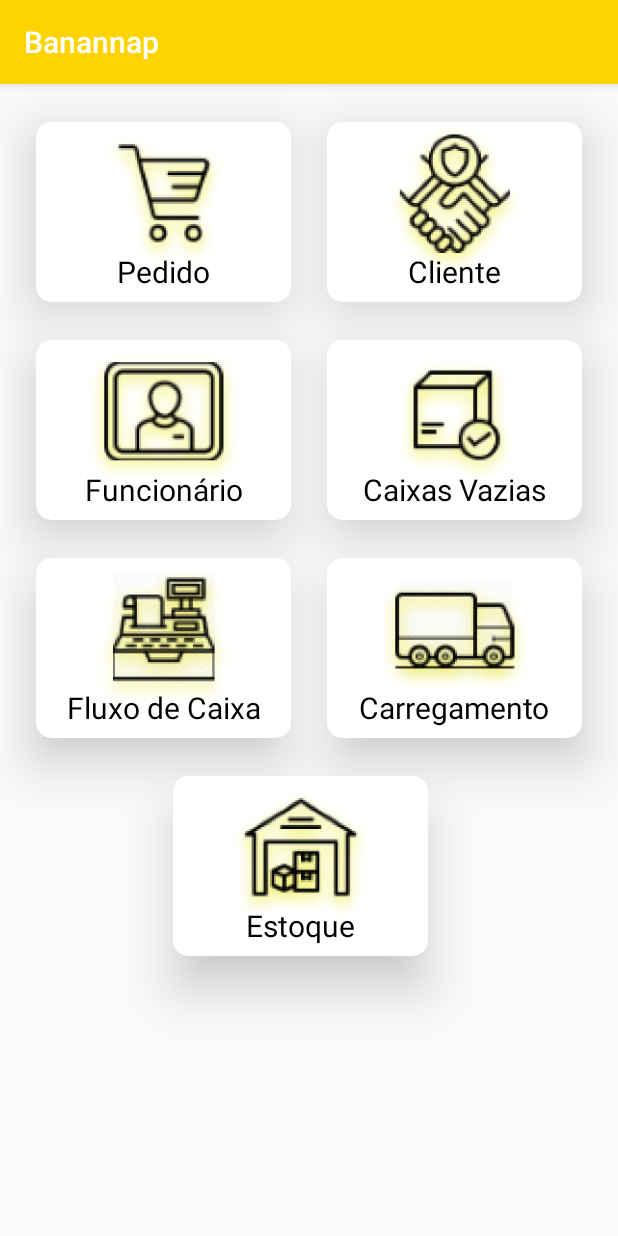
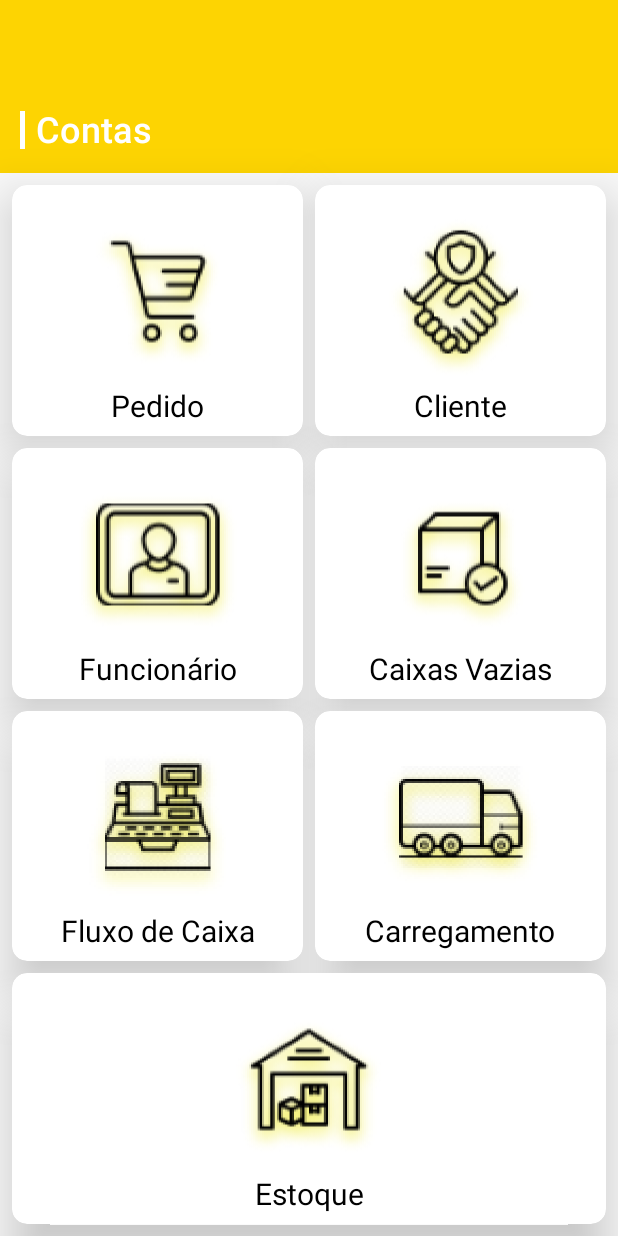
Before and after one commit to DylanPachecoCoder/Bananapp, an Android app: the screen it shows after launch (MenuGerenteActivity), on a phone screen of 412 x 824 dp. Run offline under Robolectric (Android 15) with nearby library versions, the phone set to English and light mode, and no system bars.

Commit message:
Foi adicionado nome aos cardviews do menu e colocada as chains nelas

```diff
--- a/app/src/main/java/com/fatec/banannap2/ui/activity/DadosClienteActivity.kt
+++ b/app/src/main/java/com/fatec/banannap2/ui/activity/DadosClienteActivity.kt
@@ -20,7 +20,5 @@ class DadosClienteActivity : AppCompatActivity() {
         dados_cliente_textview_endereco.text = cliente.endereco
         dados_cliente_textview_responsavel.text = cliente.pessoaResponsavel
         dados_cliente_textview_telefone.text = cliente.Telefone
-
-
     }
 }
--- a/app/src/main/res/layout/activity_cadastra_cliente.xml
+++ b/app/src/main/res/layout/activity_cadastra_cliente.xml
@@ -5,6 +5,9 @@
     android:layout_width="match_parent"
     android:layout_height="match_parent"
     tools:context=".ui.activity.CadastraClienteActivity">
+
+    <include layout="@layout/toolbar"
+        android:id="@+id/toolbar"/>
 
     <TextView
         android:id="@+id/cadastra_cliente_textview_nome"
--- a/app/src/main/res/layout/activity_cliente.xml
+++ b/app/src/main/res/layout/activity_cliente.xml
@@ -5,6 +5,9 @@
     android:layout_width="match_parent"
     android:layout_height="match_parent"
     tools:context="com.fatec.banannap2.ui.activity.ListaClientesActivity">
+
+    <include layout="@layout/toolbar"
+        android:id="@+id/toolbar"/>
 
     <include layout="@layout/recyclerview_cliente_list"/>
 
--- a/app/src/main/res/layout/activity_dados_cliente.xml
+++ b/app/src/main/res/layout/activity_dados_cliente.xml
@@ -5,6 +5,9 @@
     android:layout_width="match_parent"
     android:layout_height="match_parent"
     tools:context=".ui.activity.CadastraClienteActivity">
+
+    <include layout="@layout/toolbar"
+        android:id="@+id/toolbar"/>
 
     <TextView
         android:id="@+id/dados_cliente_textview_nome_layout"
--- a/app/src/main/res/layout/activity_menu_gerente.xml
+++ b/app/src/main/res/layout/activity_menu_gerente.xml
@@ -7,18 +7,23 @@
     android:scrollbarThumbHorizontal="@color/colorAccent"
     tools:context=".ui.activity.MenuGerenteActivity">
 
+    <include layout="@layout/toolbar"
+        android:id="@+id/toolbar"/>
+
     <androidx.cardview.widget.CardView
         android:id="@+id/menu_cardview_pedido"
-        android:layout_width="170dp"
-        android:layout_height="120dp"
-        android:layout_marginTop="25dp"
+        android:layout_width="0dp"
+        android:layout_height="0dp"
         app:cardCornerRadius="10dp"
         app:cardElevation="20dp"
         app:cardMaxElevation="50dp"
+        android:layout_marginStart="8dp"
+        android:layout_marginEnd="4dp"
+        android:layout_marginTop="8dp"
         app:layout_constraintEnd_toStartOf="@+id/menu_cardview_cliente"
-        app:layout_constraintHorizontal_bias="0.17"
         app:layout_constraintStart_toStartOf="parent"
-        app:layout_constraintTop_toTopOf="parent">
+        app:layout_constraintTop_toBottomOf="@id/toolbar"
+        app:layout_constraintBottom_toTopOf="@id/menu_cardview_funcionario">
 
 
         <androidx.constraintlayout.widget.ConstraintLayout
@@ -53,14 +58,18 @@
 
     <androidx.cardview.widget.CardView
         android:id="@+id/menu_cardview_cliente"
-        android:layout_width="170dp"
-        android:layout_height="120dp"
+        android:layout_width="0dp"
+        android:layout_height="0dp"
         app:cardCornerRadius="10dp"
         app:cardElevation="20dp"
         app:cardMaxElevation="50dp"
-        app:layout_constraintBottom_toBottomOf="@+id/menu_cardview_pedido"
+        android:layout_marginStart="4dp"
+        android:layout_marginEnd="8dp"
+        android:layout_marginTop="8dp"
+        app:layout_constraintStart_toEndOf="@+id/menu_cardview_pedido"
         app:layout_constraintEnd_toEndOf="parent"
-        app:layout_constraintStart_toEndOf="@+id/menu_cardview_pedido"
+        app:layout_constraintTop_toBottomOf="@id/toolbar"
+        app:layout_constraintBottom_toTopOf="@+id/menu_cardview_caixas_vazias"
         app:srcCompat="@mipmap/ic_launcher"
         tools:srcCompat="@mipmap/ic_launcher_round">
 
@@ -94,15 +103,18 @@
     </androidx.cardview.widget.CardView>
 
     <androidx.cardview.widget.CardView
-        android:id="@+id/imageButton13"
-        android:layout_width="170dp"
-        android:layout_height="120dp"
-        android:layout_marginTop="25dp"
+        android:id="@+id/menu_cardview_funcionario"
+        android:layout_width="0dp"
+        android:layout_height="0dp"
         app:cardCornerRadius="10dp"
         app:cardElevation="20dp"
         app:cardMaxElevation="50dp"
+        android:layout_marginEnd="4dp"
+        android:layout_marginTop="8dp"
         app:layout_constraintStart_toStartOf="@+id/menu_cardview_pedido"
+        app:layout_constraintEnd_toStartOf="@+id/menu_cardview_caixas_vazias"
         app:layout_constraintTop_toBottomOf="@+id/menu_cardview_pedido"
+        app:layout_constraintBottom_toTopOf="@id/menu_cardview_fluxo_caixa"
         app:srcCompat="@mipmap/ic_launcher">
 
         <androidx.constraintlayout.widget.ConstraintLayout
@@ -135,14 +147,18 @@
     </androidx.cardview.widget.CardView>
 
     <androidx.cardview.widget.CardView
-        android:id="@+id/imageButton14"
-        android:layout_width="170dp"
-        android:layout_height="120dp"
+        android:id="@+id/menu_cardview_caixas_vazias"
+        android:layout_width="0dp"
+        android:layout_height="0dp"
         app:cardCornerRadius="10dp"
         app:cardElevation="20dp"
         app:cardMaxElevation="50dp"
-        app:layout_constraintBottom_toBottomOf="@+id/imageButton13"
-        app:layout_constraintStart_toStartOf="@+id/menu_cardview_cliente"
+        android:layout_marginStart="4dp"
+        android:layout_marginTop="8dp"
+        app:layout_constraintStart_toEndOf="@+id/menu_cardview_funcionario"
+        app:layout_constraintEnd_toEndOf="@+id/menu_cardview_cliente"
+        app:layout_constraintTop_toBottomOf="@+id/menu_cardview_cliente"
+        app:layout_constraintBottom_toTopOf="@id/menu_cardview_carregamento"
         app:srcCompat="@mipmap/ic_launcher">
 
         <androidx.constraintlayout.widget.ConstraintLayout
@@ -175,15 +191,19 @@
     </androidx.cardview.widget.CardView>
 
     <androidx.cardview.widget.CardView
-        android:id="@+id/card_fluxo_caixa_menu"
-        android:layout_width="170dp"
-        android:layout_height="120dp"
-        android:layout_marginTop="25dp"
+        android:id="@+id/menu_cardview_fluxo_caixa"
+        android:layout_width="0dp"
+        android:layout_height="0dp"
         app:cardCornerRadius="10dp"
         app:cardElevation="20dp"
         app:cardMaxElevation="50dp"
-        app:layout_constraintStart_toStartOf="@+id/imageButton13"
-        app:layout_constraintTop_toBottomOf="@+id/imageButton13"
+        android:layout_marginEnd="4dp"
+        android:layout_marginTop="8dp"
+        android:layout_marginBottom="8dp"
+        app:layout_constraintStart_toStartOf="@+id/menu_cardview_funcionario"
+        app:layout_constraintEnd_toStartOf="@+id/menu_cardview_carregamento"
+        app:layout_constraintTop_toBottomOf="@+id/menu_cardview_funcionario"
+        app:layout_constraintBottom_toTopOf="@id/menu_cardview_estoque"
         app:srcCompat="@mipmap/ic_launcher">
 
         <androidx.constraintlayout.widget.ConstraintLayout
@@ -217,14 +237,18 @@
 
 
     <androidx.cardview.widget.CardView
-        android:id="@+id/imageButton17"
-        android:layout_width="170dp"
-        android:layout_height="120dp"
+        android:id="@+id/menu_cardview_carregamento"
+        android:layout_width="0dp"
+        android:layout_height="0dp"
         app:cardCornerRadius="10dp"
         app:cardElevation="20dp"
         app:cardMaxElevation="50dp"
-        app:layout_constraintBottom_toBottomOf="@+id/card_fluxo_caixa_menu"
-        app:layout_constraintStart_toStartOf="@+id/imageButton14"
+        android:layout_marginStart="4dp"
+        android:layout_marginTop="8dp"
+        app:layout_constraintStart_toEndOf="@+id/menu_cardview_fluxo_caixa"
+        app:layout_constraintEnd_toEndOf="@id/menu_cardview_caixas_vazias"
+        app:layout_constraintTop_toBottomOf="@id/menu_cardview_caixas_vazias"
+        app:layout_constraintBottom_toTopOf="@+id/menu_cardview_estoque"
         app:srcCompat="@mipmap/ic_launcher">
 
         <androidx.constraintlayout.widget.ConstraintLayout
@@ -258,17 +282,18 @@
 
 
     <androidx.cardview.widget.CardView
-        android:id="@+id/imageButton18"
-        android:layout_width="170dp"
-        android:layout_height="120dp"
-        android:layout_marginTop="25dp"
+        android:id="@+id/menu_cardview_estoque"
+        android:layout_width="0dp"
+        android:layout_height="0dp"
         app:cardCornerRadius="10dp"
         app:cardElevation="20dp"
         app:cardMaxElevation="50dp"
-        app:layout_constraintEnd_toEndOf="parent"
-        app:layout_constraintHorizontal_bias="0.476"
-        app:layout_constraintStart_toStartOf="parent"
-        app:layout_constraintTop_toBottomOf="@+id/imageButton17"
+        android:layout_marginTop="8dp"
+        android:layout_marginBottom="8dp"
+        app:layout_constraintBottom_toBottomOf="parent"
+        app:layout_constraintEnd_toEndOf="@id/menu_cardview_carregamento"
+        app:layout_constraintStart_toStartOf="@id/menu_cardview_fluxo_caixa"
+        app:layout_constraintTop_toBottomOf="@+id/menu_cardview_carregamento"
         app:srcCompat="@mipmap/ic_launcher">
 
         <androidx.constraintlayout.widget.ConstraintLayout
--- a/app/src/main/res/layout/recyclerview_cliente_list.xml
+++ b/app/src/main/res/layout/recyclerview_cliente_list.xml
@@ -12,6 +12,7 @@
         android:layout_width="0dp"
         android:layout_height="0dp"
         app:layoutManager="androidx.recyclerview.widget.LinearLayoutManager"
+        android:layout_marginTop="115dp"
         app:layout_constraintBottom_toBottomOf="parent"
         app:layout_constraintEnd_toEndOf="parent"
         app:layout_constraintStart_toStartOf="parent"
--- /dev/null
+++ b/app/src/main/res/layout/toolbar.xml
@@ -0,0 +1,47 @@
+<?xml version="1.0" encoding="utf-8"?>
+<androidx.coordinatorlayout.widget.CoordinatorLayout xmlns:android="http://schemas.android.com/apk/res/android"
+    android:layout_width="match_parent"
+    android:layout_height="wrap_content"
+    xmlns:app="http://schemas.android.com/apk/res-auto">
+
+    <com.google.android.material.appbar.AppBarLayout
+        android:id="@+id/app_bar"
+        android:layout_width="match_parent"
+        android:layout_height="115dp"
+        android:theme="@style/ThemeOverlay.AppCompat.Dark.ActionBar">
+
+        <com.google.android.material.appbar.CollapsingToolbarLayout
+            android:id="@+id/colappsingtoolbar"
+            android:layout_width="match_parent"
+            android:layout_height="match_parent"
+            app:contentScrim="?attr/colorPrimary"
+            app:expandedTitleMarginEnd="64dp"
+            app:expandedTitleMarginStart="24dp"
+            app:expandedTitleMarginBottom="20dp"
+            app:expandedTitleTextAppearance="@style/CollapsedAppBar"
+            app:collapsedTitleTextAppearance="@style/CollapsedAppBar"
+            app:title="Contas">
+
+            <ImageView
+                app:layout_collapseMode="parallax"
+                android:layout_width="3dp"
+                android:layout_height="25dp"
+                android:layout_marginLeft="13dp"
+                android:layout_marginTop="74dp"
+                android:src="@android:color/white"/>
+
+
+            <androidx.appcompat.widget.Toolbar
+                android:id="@+id/toolbarid2"
+                android:layout_width="match_parent"
+                android:layout_height="?attr/actionBarSize"
+                app:layout_collapseMode="parallax"
+                app:popupTheme="@style/ThemeOverlay.AppCompat.Light" />
+
+
+        </com.google.android.material.appbar.CollapsingToolbarLayout>
+
+
+    </com.google.android.material.appbar.AppBarLayout>
+
+</androidx.coordinatorlayout.widget.CoordinatorLayout>
--- a/app/src/main/res/values/styles.xml
+++ b/app/src/main/res/values/styles.xml
@@ -8,4 +8,18 @@
         <item name="colorAccent">@color/colorAccent</item>
     </style>
 
+    <style name="AppTheme.NoActionBar">
+        <item name="windowActionBar">false</item>
+        <item name="windowNoTitle">true</item>
+    </style>
+
+    <style name="CollapsedAppBar" parent="TextAppearance.AppCompat.Widget.ActionBar.Title">
+        <item name="android:textSize">24sp</item>
+    </style>
+
+    <style name="AppTheme.AppBarOverlay" parent="ThemeOverlay.AppCompat.Dark.ActionBar" />
+
+    <style name="AppTheme.PopupOverlay" parent="ThemeOverlay.AppCompat.Light" />
+
+
 </resources>
```
Also changed, not shown: app/src/main/AndroidManifest.xml (+13 -7 lines).
